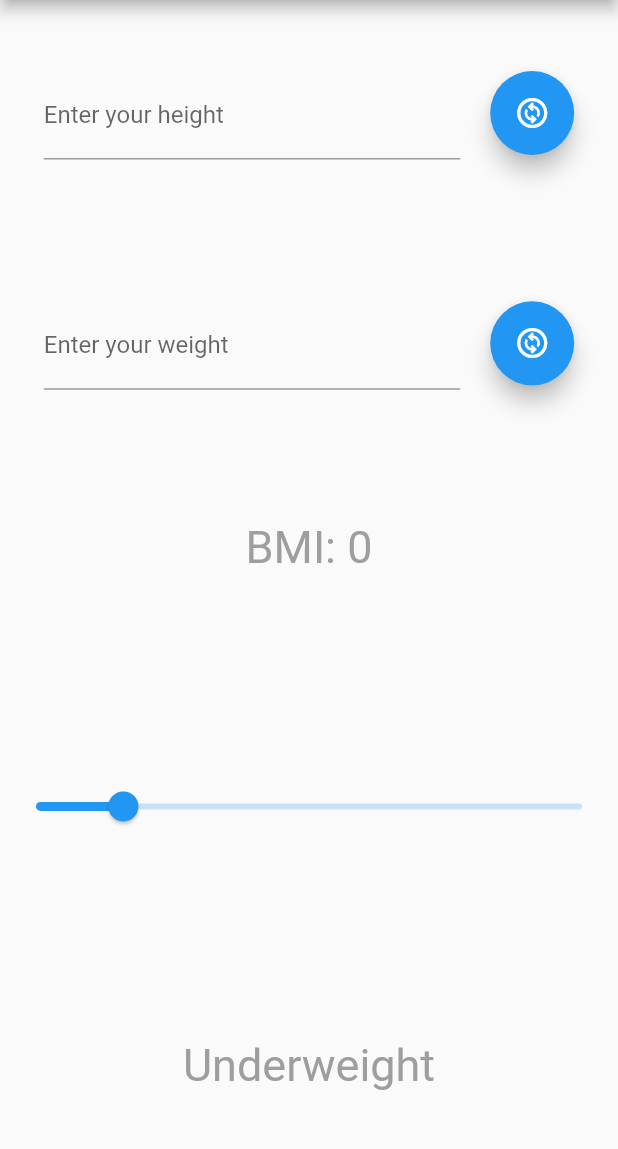
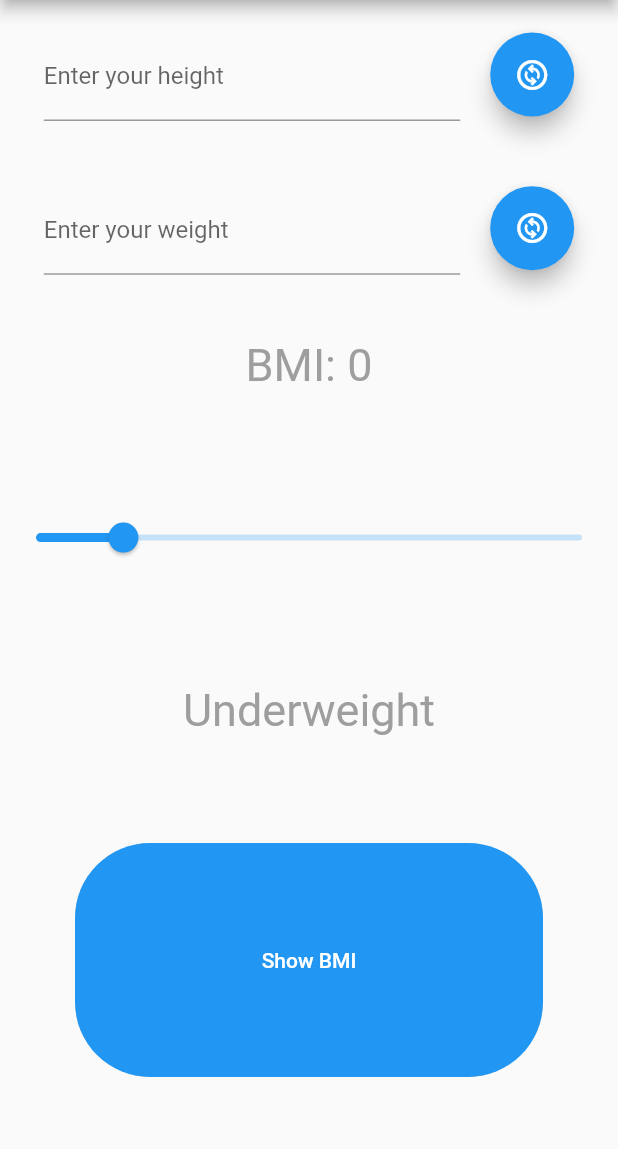
Before and after one commit to michnow363/BMI_Calculator, a Flutter app: the screen it shows after launch, on a phone screen of 412 x 824 dp, the part 84-1233 px from its top. Run offline on Flutter 3.47's test engine with Material 2 defaults, Android fonts, the phone set to English and light mode, and no system bars.

Commit message:
Added StartButton widget, allowing user to execute calculations.

```diff
--- a/lib/main.dart
+++ b/lib/main.dart
@@ -1,4 +1,5 @@
 import 'package:bmi_calculator/widgets/bmi_slider.dart';
+import 'package:bmi_calculator/widgets/start_button.dart';
 import 'package:bmi_calculator/widgets/value_row.dart';
 import 'package:flutter/material.dart';
 
@@ -29,7 +30,6 @@ class HomePage extends StatefulWidget {
 }
 
 class _HomePageState extends State<HomePage> {
-
   @override
   Widget build(BuildContext context) {
     return Scaffold(
@@ -47,21 +47,24 @@ class _HomePageState extends State<HomePage> {
               ),
             ),
             Flexible(
-                flex: 2,
+              flex: 2,
               child: Center(
                 child: ValueRow('Enter your weight', 'Change metric'),
               ),
             ),
             Flexible(
-                flex: 6,
+              flex: 6,
               child: Center(
                 child: BmiSlider(0, 0, 100, Colors.grey),
-              )
+              ),
             ),
-
-
-
-
+            Expanded(
+              flex: 5,
+              child: Padding(
+                padding: EdgeInsets.all(50),
+                child: StartButton(),
+              ),
+            ),
           ],
         ),
       ),
--- /dev/null
+++ b/lib/widgets/start_button.dart
@@ -0,0 +1,18 @@
+import 'package:flutter/material.dart';
+
+class StartButton extends StatelessWidget {
+  @override
+  Widget build(BuildContext context) {
+    return ClipRRect(
+      borderRadius: BorderRadius.circular(50.0),
+      child: SizedBox(
+        width: double.infinity,
+        height: double.infinity,
+        child: ElevatedButton(
+          onPressed: () {},
+          child: Text('Show BMI'),
+        ),
+      ),
+    );
+  }
+}
```
